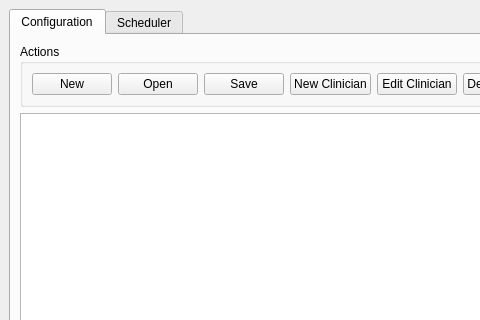
First picture: the form in src/designer/mainwindow.ui, repository mishra-lab/scheduler, before the edit; both pictures show x 0 to 480 and y 0 to 320 of the 800 by 600 pixel window.
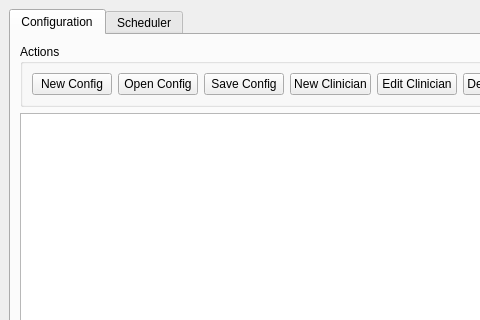
Second picture: the form after the edit. The open tabs and pages were chosen to show the change.

Commit message: Only show full config path on active tab

Diff of the .ui file:
```diff
--- a/src/designer/mainwindow.ui
+++ b/src/designer/mainwindow.ui
@@ -43,7 +43,7 @@
               <string>&lt;html&gt;&lt;head/&gt;&lt;body&gt;&lt;p&gt;Create new configuration file&lt;/p&gt;&lt;/body&gt;&lt;/html&gt;</string>
              </property>
              <property name="text">
-              <string>New</string>
+              <string>New Config</string>
              </property>
             </widget>
            </item>
@@ -53,7 +53,7 @@
               <string>&lt;html&gt;&lt;head/&gt;&lt;body&gt;&lt;p&gt;Open configuration file&lt;/p&gt;&lt;/body&gt;&lt;/html&gt;</string>
              </property>
              <property name="text">
-              <string>Open</string>
+              <string>Open Config</string>
              </property>
             </widget>
            </item>
@@ -63,7 +63,7 @@
               <string>&lt;html&gt;&lt;head/&gt;&lt;body&gt;&lt;p&gt;Save changes to configuration file&lt;/p&gt;&lt;/body&gt;&lt;/html&gt;</string>
              </property>
              <property name="text">
-              <string>Save</string>
+              <string>Save Config</string>
              </property>
             </widget>
            </item>
```
Left out of the diff: 35 changed lines with no effect on the pictures. The commit also changes 2 other files.
